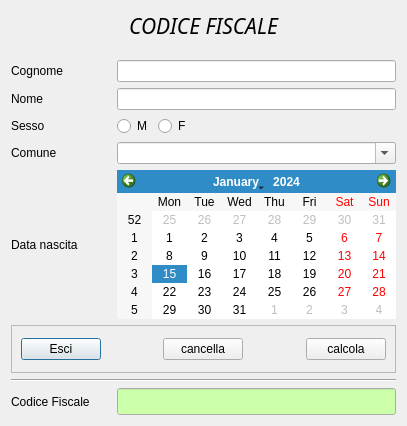
Above: lylibrary/ui/cod_fisc.ui from kratos83/LyLibrary before the change. Below: the same form after it.
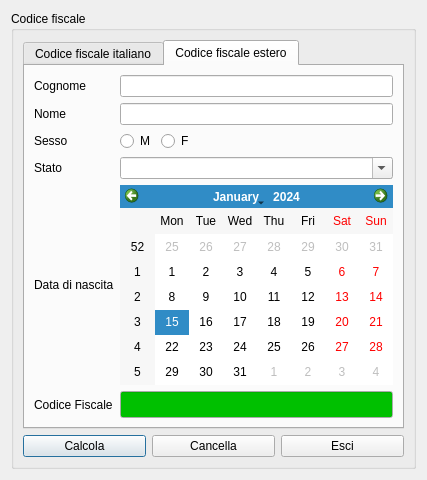
That is the form after the change. The open tabs and pages were chosen to show the change. Icons and pictures are not drawn.

Commit message: Aggiunto codice fiscale estero

Diff of the .ui file:
```diff
--- a/lylibrary/ui/cod_fisc.ui
+++ b/lylibrary/ui/cod_fisc.ui
@@ -9,359 +9,371 @@
    <rect>
     <x>0</x>
     <y>0</y>
-    <width>407</width>
-    <height>426</height>
+    <width>427</width>
+    <height>480</height>
    </rect>
   </property>
-  <property name="sizeIncrement">
+  <property name="sizePolicy">
+   <sizepolicy hsizetype="Fixed" vsizetype="Preferred">
+    <horstretch>0</horstretch>
+    <verstretch>0</verstretch>
+   </sizepolicy>
+  </property>
+  <property name="minimumSize">
    <size>
-    <width>10</width>
-    <height>10</height>
+    <width>427</width>
+    <height>480</height>
+   </size>
+  </property>
+  <property name="maximumSize">
+   <size>
+    <width>427</width>
+    <height>480</height>
+   </size>
+  </property>
+  <property name="baseSize">
+   <size>
+    <width>427</width>
+    <height>480</height>
    </size>
   </property>
   <property name="windowTitle">
    <string>Codice fiscale</string>
   </property>
-  <property name="windowIcon">
-   <iconset resource="fabariagest.qrc">
-    <normaloff>:/images/codicefisc.png</normaloff>:/images/codicefisc.png</iconset>
-  </property>
-  <layout class="QGridLayout" name="gridLayout" rowstretch="1,1,1" columnstretch="0" rowminimumheight="1,1,1" columnminimumwidth="0">
-   <property name="sizeConstraint">
-    <enum>QLayout::SetMinimumSize</enum>
-   </property>
-   <item row="2" column="0">
-    <layout class="QVBoxLayout">
-     <item>
-      <layout class="QHBoxLayout" name="_2">
-       <item>
-        <widget class="QLabel" name="label">
-         <property name="minimumSize">
-          <size>
-           <width>100</width>
-           <height>0</height>
-          </size>
-         </property>
-         <property name="maximumSize">
-          <size>
-           <width>100</width>
-           <height>16777215</height>
-          </size>
-         </property>
-         <property name="text">
-          <string>Cognome</string>
-         </property>
-        </widget>
-       </item>
-       <item>
-        <widget class="QLineEdit" name="lineEditCognome"/>
-       </item>
-      </layout>
-     </item>
-     <item>
-      <layout class="QHBoxLayout" name="_3">
-       <item>
-        <widget class="QLabel" name="label_2">
-         <property name="minimumSize">
-          <size>
-           <width>100</width>
-           <height>0</height>
-          </size>
-         </property>
-         <property name="maximumSize">
-          <size>
-           <width>100</width>
-           <height>16777215</height>
-          </size>
-         </property>
-         <property name="text">
-          <string>Nome</string>
-         </property>
-        </widget>
-       </item>
-       <item>
-        <widget class="QLineEdit" name="lineEditNome"/>
-       </item>
-      </layout>
-     </item>
-     <item>
-      <layout class="QHBoxLayout" name="_4">
-       <item>
-        <widget class="QLabel" name="label_3">
-         <property name="minimumSize">
-          <size>
-           <width>100</width>
-           <height>0</height>
-          </size>
-         </property>
-         <property name="maximumSize">
-          <size>
-           <width>100</width>
-           <height>16777215</height>
-          </size>
-         </property>
-         <property name="text">
-          <string>Sesso</string>
-         </property>
-        </widget>
-       </item>
-       <item>
-        <widget class="QRadioButton" name="radioButtonM">
-         <property name="text">
-          <string>M</string>
-         </property>
-        </widget>
-       </item>
-       <item>
-        <widget class="QRadioButton" name="radioButtonF">
-         <property name="text">
-          <string>F</string>
-         </property>
-        </widget>
-       </item>
-       <item>
-        <spacer>
-         <property name="orientation">
-          <enum>Qt::Horizontal</enum>
-         </property>
-         <property name="sizeHint" stdset="0">
-          <size>
-           <width>151</width>
-           <height>20</height>
-          </size>
-         </property>
-        </spacer>
-       </item>
-      </layout>
-     </item>
-     <item>
-      <layout class="QHBoxLayout" name="_5">
-       <item>
-        <widget class="QLabel" name="label_4">
-         <property name="minimumSize">
-          <size>
-           <width>100</width>
-           <height>0</height>
-          </size>
-         </property>
-         <property name="maximumSize">
-          <size>
-           <width>100</width>
-           <height>16777215</height>
-          </size>
-         </property>
-         <property name="text">
-          <string>Comune</string>
-         </property>
-        </widget>
-       </item>
-       <item>
-        <widget class="QComboBox" name="comboBoxComune">
-         <property name="editable">
-          <bool>true</bool>
-         </property>
-        </widget>
-       </item>
-      </layout>
-     </item>
-     <item>
-      <layout class="QHBoxLayout" name="_6">
-       <item>
-        <widget class="QLabel" name="label_5">
-         <property name="minimumSize">
-          <size>
-           <width>100</width>
-           <height>0</height>
-          </size>
-         </property>
-         <property name="maximumSize">
-          <size>
-           <width>100</width>
-           <height>16777215</height>
-          </size>
-         </property>
-         <property name="text">
-          <string>Data nascita</string>
-         </property>
-        </widget>
-       </item>
-       <item>
-        <widget class="QCalendarWidget" name="calendarWidget"/>
-       </item>
-      </layout>
-     </item>
-     <item>
-      <widget class="QFrame" name="frame">
-       <property name="styleSheet">
-        <string notr="true">background-image:url(:/images/frame.png)</string>
-       </property>
-       <property name="frameShape">
-        <enum>QFrame::StyledPanel</enum>
-       </property>
-       <property name="frameShadow">
-        <enum>QFrame::Raised</enum>
-       </property>
-       <layout class="QGridLayout" name="gridLayout_2">
-        <item row="0" column="0">
-         <widget class="QPushButton" name="esci">
-          <property name="text">
-           <string>Esci</string>
-          </property>
-          <property name="icon">
-           <iconset resource="fabariagest.qrc">
-            <normaloff>:/images/application-exit.png</normaloff>:/images/application-exit.png</iconset>
-          </property>
-         </widget>
-        </item>
-        <item row="0" column="1">
-         <spacer name="horizontalSpacer">
-          <property name="orientation">
-           <enum>Qt::Horizontal</enum>
-          </property>
-          <property name="sizeHint" stdset="0">
-           <size>
-            <width>66</width>
-            <height>28</height>
-           </size>
-          </property>
-         </spacer>
-        </item>
-        <item row="0" column="2">
-         <widget class="QPushButton" name="pushButtonCancella">
-          <property name="text">
-           <string>cancella</string>
-          </property>
-          <property name="icon">
-           <iconset resource="fabariagest.qrc">
-            <normaloff>:/images/edit-delete.png</normaloff>:/images/edit-delete.png</iconset>
-          </property>
-         </widget>
-        </item>
-        <item row="0" column="3">
-         <spacer name="horizontalSpacer_2">
-          <property name="orientation">
-           <enum>Qt::Horizontal</enum>
-          </property>
-          <property name="sizeHint" stdset="0">
-           <size>
-            <width>66</width>
-            <height>28</height>
-           </size>
-          </property>
-         </spacer>
-        </item>
-        <item row="0" column="4">
-         <widget class="QPushButton" name="pushButtonCalcola">
-          <property name="text">
-           <string>calcola</string>
-          </property>
-          <property name="icon">
-           <iconset resource="fabariagest.qrc">
-            <normaloff>:/images/images.png</normaloff>:/images/images.png</iconset>
-          </property>
-         </widget>
-        </item>
-       </layout>
-      </widget>
-     </item>
-     <item>
-      <widget class="Line" name="line">
-       <property name="orientation">
-        <enum>Qt::Horizontal</enum>
-       </property>
-      </widget>
-     </item>
-     <item>
-      <layout class="QHBoxLayout" name="_7">
-       <item>
-        <widget class="QLabel" name="label_6">
-         <property name="minimumSize">
-          <size>
-           <width>100</width>
-           <height>0</height>
-          </size>
-         </property>
-         <property name="maximumSize">
-          <size>
-           <width>100</width>
-           <height>16777215</height>
-          </size>
-         </property>
-         <property name="text">
-          <string>Codice Fiscale</string>
-         </property>
-        </widget>
-       </item>
-       <item>
-        <widget class="QLineEdit" name="lineEditCodiceFiscale">
-         <property name="palette">
-          <palette>
-           <active>
-            <colorrole role="Base">
-             <brush brushstyle="SolidPattern">
-              <color alpha="255">
-               <red>204</red>
-               <green>255</green>
-               <blue>170</blue>
-              </color>
-             </brush>
-            </colorrole>
-           </active>
-           <inactive>
-            <colorrole role="Base">
-             <brush brushstyle="SolidPattern">
-              <color alpha="255">
-               <red>204</red>
-               <green>255</green>
-               <blue>170</blue>
-              </color>
-             </brush>
-            </colorrole>
-           </inactive>
-           <disabled>
-            <colorrole role="Base">
-             <brush brushstyle="SolidPattern">
-              <color alpha="255">
-               <red>255</red>
-               <green>255</green>
-               <blue>255</blue>
-              </color>
-             </brush>
-            </colorrole>
-           </disabled>
-          </palette>
-         </property>
-         <property name="font">
-          <font>
-           <pointsize>12</pointsize>
-           <weight>75</weight>
-           <bold>true</bold>
-          </font>
-         </property>
-         <property name="readOnly">
-          <bool>true</bool>
-         </property>
-        </widget>
-       </item>
-      </layout>
-     </item>
-    </layout>
-   </item>
+  <layout class="QGridLayout" name="gridLayout">
    <item row="0" column="0">
-    <widget class="QLabel" name="label_7">
-     <property name="font">
-      <font>
-       <family>A Cut Above The Rest</family>
-       <pointsize>16</pointsize>
-       <italic>true</italic>
-      </font>
+    <widget class="QGroupBox" name="groupBox">
+     <property name="title">
+      <string>Codice fiscale</string>
      </property>
-     <property name="text">
-      <string>CODICE FISCALE</string>
-     </property>
-     <property name="alignment">
-      <set>Qt::AlignCenter</set>
-     </property>
+     <layout class="QGridLayout" name="gridLayout_2">
+      <item row="0" column="0" colspan="3">
+       <widget class="QTabWidget" name="tabWidget">
+        <property name="currentIndex">
+         <number>0</number>
+        </property>
+        <widget class="QWidget" name="tab">
+         <attribute name="title">
+          <string>Codice fiscale italiano</string>
+         </attribute>
+         <layout class="QGridLayout" name="gridLayout_3">
+          <item row="3" column="1" colspan="3">
+           <widget class="QComboBox" name="comboBoxComune">
+            <property name="editable">
+             <bool>true</bool>
+            </property>
+           </widget>
+          </item>
+          <item row="3" column="0">
+           <widget class="QLabel" name="label_11">
+            <property name="text">
+             <string>Comune</string>
+            </property>
+           </widget>
+          </item>
+          <item row="2" column="3">
+           <spacer name="horizontalSpacer">
+            <property name="orientation">
+             <enum>Qt::Horizontal</enum>
+            </property>
+            <property name="sizeHint" stdset="0">
+             <size>
+              <width>40</width>
+              <height>20</height>
+             </size>
+            </property>
+           </spacer>
+          </item>
+          <item row="4" column="0">
+           <widget class="QLabel" name="label_4">
+            <property name="text">
+             <string>Data di nascita</string>
+            </property>
+           </widget>
+          </item>
+          <item row="2" column="1">
+           <widget class="QRadioButton" name="radioButtonM">
+            <property name="text">
+             <string>M</string>
+            </property>
+           </widget>
+          </item>
+          <item row="0" column="1" colspan="3">
+           <widget class="QLineEdit" name="lineEditCognome"/>
+          </item>
+          <item row="4" column="1" colspan="3">
+           <widget class="QCalendarWidget" name="calendarWidget"/>
+          </item>
+          <item row="1" column="1" colspan="3">
+           <widget class="QLineEdit" name="lineEditNome"/>
+          </item>
+          <item row="0" column="0">
+           <widget class="QLabel" name="label">
+            <property name="text">
+             <string>Cognome</string>
+            </property>
+           </widget>
+          </item>
+          <item row="1" column="0">
+           <widget class="QLabel" name="label_2">
+            <property name="text">
+             <string>Nome</string>
+            </property>
+           </widget>
+          </item>
+          <item row="5" column="0">
+           <widget class="QLabel" name="label_5">
+            <property name="text">
+             <string>Codice Fiscale</string>
+            </property>
+           </widget>
+          </item>
+          <item row="2" column="0">
+           <widget class="QLabel" name="label_3">
+            <property name="text">
+             <string>Sesso</string>
+            </property>
+           </widget>
+          </item>
+          <item row="5" column="1" colspan="3">
+           <widget class="QLineEdit" name="lineEditCodiceFiscale">
+            <property name="palette">
+             <palette>
+              <active>
+               <colorrole role="Base">
+                <brush brushstyle="SolidPattern">
+                 <color alpha="255">
+                  <red>0</red>
+                  <green>192</green>
+                  <blue>0</blue>
+                 </color>
+                </brush>
+               </colorrole>
+              </active>
+              <inactive>
+               <colorrole role="Base">
+                <brush brushstyle="SolidPattern">
+                 <color alpha="255">
+                  <red>0</red>
+                  <green>192</green>
+                  <blue>0</blue>
+                 </color>
+                </brush>
+               </colorrole>
+              </inactive>
+              <disabled>
+               <colorrole role="Base">
+                <brush brushstyle="SolidPattern">
+                 <color alpha="255">
+                  <red>241</red>
+                  <green>241</green>
+                  <blue>241</blue>
+                 </color>
+                </brush>
+               </colorrole>
+              </disabled>
+             </palette>
+            </property>
+            <property name="font">
+             <font>
+              <pointsize>12</pointsize>
+              <weight>75</weight>
+              <bold>true</bold>
+             </font>
+            </property>
+            <property name="readOnly">
+             <bool>true</bool>
+            </property>
+           </widget>
+          </item>
+          <item row="2" column="2">
+           <widget class="QRadioButton" name="radioButtonF">
+            <property name="text">
+             <string>F</string>
+            </property>
+           </widget>
+          </item>
+         </layout>
+        </widget>
+        <widget class="QWidget" name="tab_2">
+         <attribute name="title">
+          <string>Codice fiscale estero</string>
+         </attribute>
+         <layout class="QGridLayout" name="gridLayout_4">
+          <item row="0" column="0">
+           <widget class="QLabel" name="label_8">
+            <property name="text">
+             <string>Cognome</string>
+            </property>
+           </widget>
+          </item>
+          <item row="0" column="1" colspan="3">
+           <widget class="QLineEdit" name="lineEditCognome_2"/>
+          </item>
+          <item row="1" column="0">
+           <widget class="QLabel" name="label_7">
+            <property name="text">
+             <string>Nome</string>
+            </property>
+           </widget>
+          </item>
+          <item row="1" column="1" colspan="3">
+           <widget class="QLineEdit" name="lineEditNome_2"/>
+          </item>
+          <item row="2" column="0">
+           <widget class="QLabel" name="label_9">
+            <property name="text">
+             <string>Sesso</string>
+            </property>
+           </widget>
+          </item>
+          <item row="4" column="0">
+           <widget class="QLabel" name="label_6">
+            <property name="text">
+             <string>Data di nascita</string>
+            </property>
+           </widget>
+          </item>
+          <item row="2" column="2">
+           <widget class="QRadioButton" name="radioButtonF_2">
+            <property name="text">
+             <string>F</string>
+            </property>
+           </widget>
+          </item>
+          <item row="2" column="1">
+           <widget class="QRadioButton" name="radioButtonM_2">
+            <property name="text">
+             <string>M</string>
+            </property>
+           </widget>
+          </item>
+          <item row="2" column="3">
+           <spacer name="horizontalSpacer_2">
+            <property name="orientation">
+             <enum>Qt::Horizontal</enum>
+            </property>
+            <property name="sizeHint" stdset="0">
+             <size>
+              <width>215</width>
+              <height>20</height>
+             </size>
+            </property>
+           </spacer>
+          </item>
+          <item row="4" column="1" colspan="3">
+           <widget class="QCalendarWidget" name="calendarWidget_2"/>
+          </item>
+          <item row="5" column="0">
+           <widget class="QLabel" name="label_10">
+            <property name="text">
+             <string>Codice Fiscale</string>
+            </property>
+           </widget>
+          </item>
+          <item row="5" column="1" colspan="3">
+           <widget class="QLineEdit" name="lineEditCodiceFiscale_2">
+            <property name="palette">
+             <palette>
+              <active>
+               <colorrole role="Base">
+                <brush brushstyle="SolidPattern">
+                 <color alpha="255">
+                  <red>0</red>
+                  <green>192</green>
+                  <blue>0</blue>
+                 </color>
+                </brush>
+               </colorrole>
+              </active>
+              <inactive>
+               <colorrole role="Base">
+                <brush brushstyle="SolidPattern">
+                 <color alpha="255">
+                  <red>0</red>
+                  <green>192</green>
+                  <blue>0</blue>
+                 </color>
+                </brush>
+               </colorrole>
+              </inactive>
+              <disabled>
+               <colorrole role="Base">
+                <brush brushstyle="SolidPattern">
+                 <color alpha="255">
+                  <red>241</red>
+                  <green>241</green>
+                  <blue>241</blue>
+                 </color>
+                </brush>
+               </colorrole>
+              </disabled>
+             </palette>
+            </property>
+            <property name="font">
+             <font>
+              <pointsize>12</pointsize>
+              <weight>75</weight>
+              <bold>true</bold>
+             </font>
+            </property>
+            <property name="readOnly">
+             <bool>true</bool>
+            </property>
+           </widget>
+          </item>
+          <item row="3" column="0">
+           <widget class="QLabel" name="label_12">
+            <property name="text">
+             <string>Stato</string>
+            </property>
+           </widget>
+          </item>
+          <item row="3" column="1" colspan="3">
+           <widget class="QComboBox" name="comboBoxStati">
+            <property name="editable">
+             <bool>true</bool>
+            </property>
+           </widget>
+          </item>
+         </layout>
+        </widget>
+       </widget>
+      </item>
+      <item row="1" column="0">
+       <widget class="QPushButton" name="pushButtonCalcola">
+        <property name="text">
+         <string>Calcola</string>
+        </property>
+        <property name="icon">
+         <iconset resource="../biblio.qrc">
+          <normaloff>:/images/codicefisc.png</normaloff>:/images/codicefisc.png</iconset>
+        </property>
+       </widget>
+      </item>
+      <item row="1" column="1">
+       <widget class="QPushButton" name="pushButtonCancella">
+        <property name="text">
+         <string>Cancella</string>
+        </property>
+        <property name="icon">
+         <iconset resource="../biblio.qrc">
+          <normaloff>:/images/edit-delete.png</normaloff>:/images/edit-delete.png</iconset>
+        </property>
+       </widget>
+      </item>
+      <item row="1" column="2">
+       <widget class="QPushButton" name="esci">
+        <property name="text">
+         <string>Esci</string>
+        </property>
+        <property name="icon">
+         <iconset resource="../../backup_restore_db/images.qrc">
+          <normaloff>:/images/dialog-close.png</normaloff>:/images/dialog-close.png</iconset>
+        </property>
+       </widget>
+      </item>
+     </layout>
     </widget>
    </item>
   </layout>
```
Left out of the diff: 26 changed lines with no effect on the pictures. The commit also changes 6 other files.
